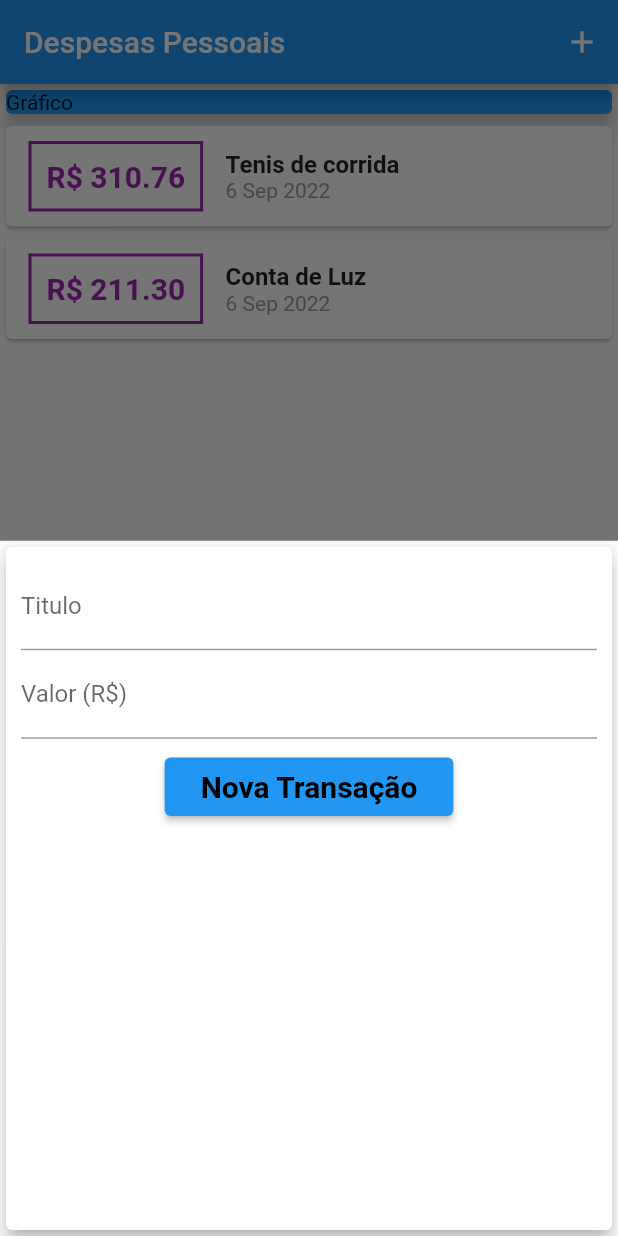
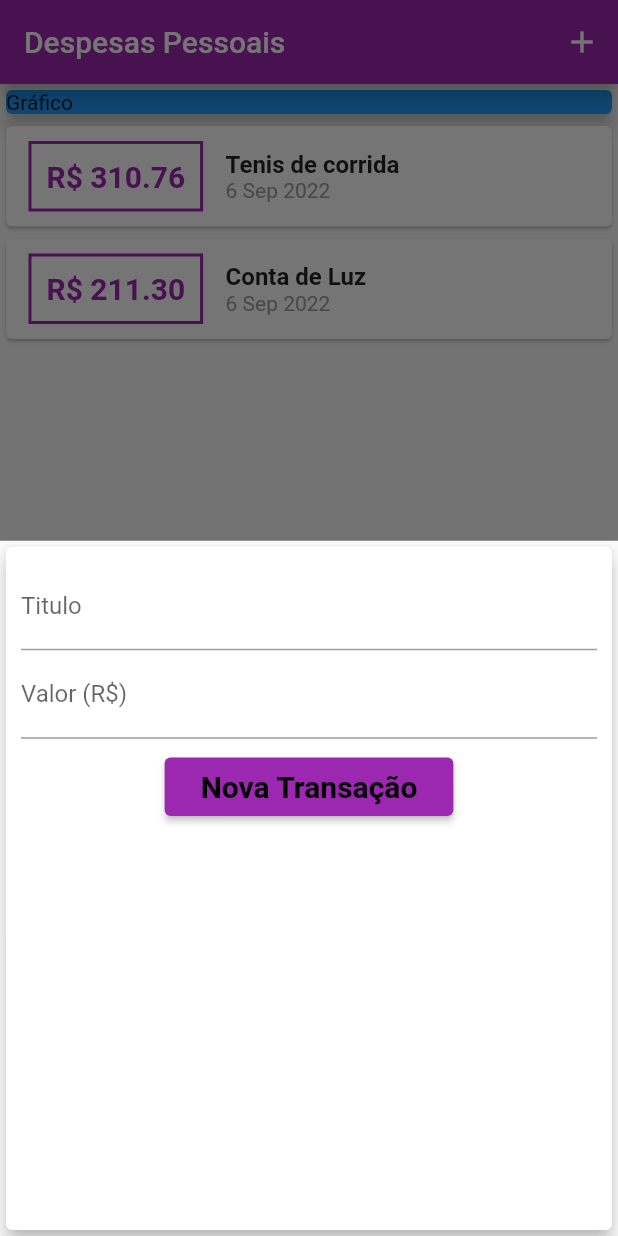
Before and after one commit to Ath0maz/Expensives, a Flutter app: the screen it shows after launch, after a tap on the "add" icon, on a phone screen of 412 x 824 dp. Run offline on Flutter 3.47's test engine with Material 2 defaults, Android fonts, the phone set to English and light mode, and no system bars.

Commit message:
chore:'apply themes(colors)

```diff
--- a/lib/components/transaction_form.dart
+++ b/lib/components/transaction_form.dart
@@ -2,13 +2,19 @@ import 'package:flutter/material.dart';
 import 'package:flutter/src/foundation/key.dart';
 import 'package:flutter/src/widgets/framework.dart';
 
-class TransactionForm extends StatelessWidget {
-  final titlecontroller = TextEditingController();
-  final valuecontroller = TextEditingController();
-
+class TransactionForm extends StatefulWidget {
   final void Function(String, double) onSubmit;
 
   TransactionForm(this.onSubmit);
+
+  @override
+  State<TransactionForm> createState() => _TransactionFormState();
+}
+
+class _TransactionFormState extends State<TransactionForm> {
+  final titlecontroller = TextEditingController();
+
+  final valuecontroller = TextEditingController();
 
   _submitForm() {
     final title = titlecontroller.text;
@@ -17,7 +23,7 @@ class TransactionForm extends StatelessWidget {
     if (title.isEmpty || value <= 0) {
       return;
     }
-    onSubmit(title, value);
+    widget.onSubmit(title, value);
   }
 
   @override
--- a/lib/components/transaction_list.dart
+++ b/lib/components/transaction_list.dart
@@ -29,7 +29,7 @@ class TransactionList extends StatelessWidget {
                   ),
                   decoration: BoxDecoration(
                       border: Border.all(
-                    color: Colors.purple,
+                    color: Theme.of(context).primaryColor,
                     width: 2,
                   )),
                   padding: EdgeInsets.all(10),
@@ -39,7 +39,7 @@ class TransactionList extends StatelessWidget {
                       style: TextStyle(
                         fontWeight: FontWeight.bold,
                         fontSize: 20,
-                        color: Colors.purple,
+                        color: Theme.of(context).primaryColor,
                       ),
                     ),
                   ),
--- a/lib/main.dart
+++ b/lib/main.dart
@@ -13,6 +13,11 @@ class ExpensesApp extends StatelessWidget {
   Widget build(BuildContext context) {
     return MaterialApp(
       home: MyHomePage(),
+      theme: ThemeData(
+        primarySwatch: Colors.purple,
+        accentColor: Colors.amber,
+        //substituir depreciado posteriormente
+      ),
     );
   }
 }
```
